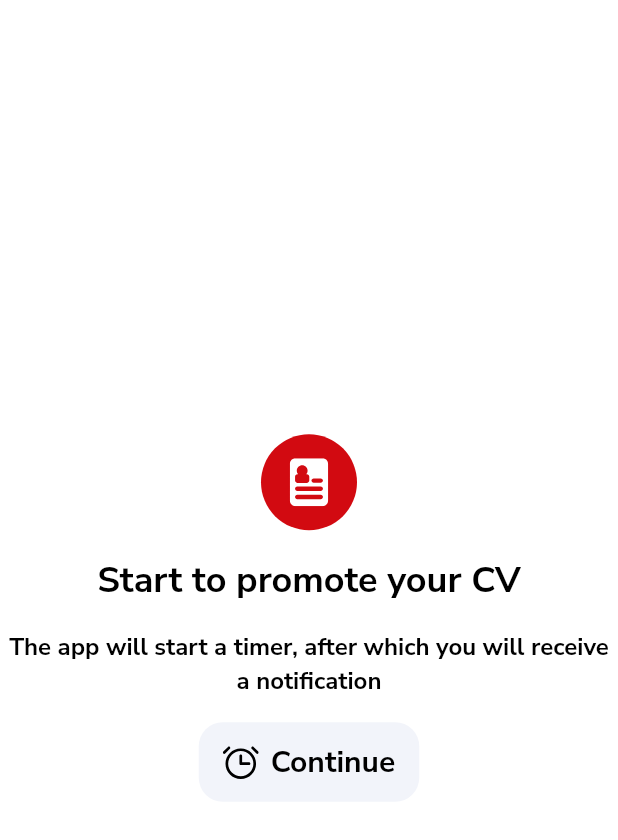
After one commit to dinaraparanid/hh_refresh, a Flutter app: the screen it shows after launch, after a tap on "Begin", on a phone screen of 412 x 824 dp. The commit adds this screen. Shown: the top 840 px of the screen. Run offline on Flutter 3.47's test engine with Material 3 defaults, Android fonts, the phone set to English and light mode, and no system bars; our stand-ins replace flutter_bloc, flutter_svg, freezed_annotation, get_it, go_router, permission_handler and 1 more; generated files the repository leaves out were written again.

Commit message:
notification permission

```diff
--- /dev/null
+++ b/lib/core/utils/functions/distinct_state.dart
@@ -0,0 +1,2 @@
+bool Function(S, S) distinctState<S, R>(R Function(S) transform) =>
+  (x, y) => transform(x) != transform(y);
--- /dev/null
+++ b/lib/core/utils/functions/do_nothing.dart
@@ -0,0 +1 @@
+void doNothing() {}
--- a/lib/feature/onboarding/child/scene2/presentation/bloc/mod.dart
+++ b/lib/feature/onboarding/child/scene2/presentation/bloc/mod.dart
@@ -1,3 +1,4 @@
 export 'onboarding_scene_2_bloc.dart';
 export 'onboarding_scene_2_bloc_factory.dart';
 export 'onboarding_scene_2_event.dart';
+export 'onboarding_scene_2_state.dart';
--- a/lib/feature/onboarding/child/scene2/presentation/bloc/onboarding_scene_2_bloc.dart
+++ b/lib/feature/onboarding/child/scene2/presentation/bloc/onboarding_scene_2_bloc.dart
@@ -1,11 +1,26 @@
 import 'package:flutter_bloc/flutter_bloc.dart';
+import 'package:hh_refresh/feature/onboarding/child/scene2/domain/request_notification_persmission_use_case.dart';
 import 'package:hh_refresh/feature/onboarding/child/scene2/presentation/bloc/onboarding_scene_2_event.dart';
+import 'package:hh_refresh/feature/onboarding/child/scene2/presentation/bloc/onboarding_scene_2_state.dart';
+import 'package:permission_handler/permission_handler.dart';
 
-final class OnboardingScene2Bloc extends Bloc<OnboardingScene2Event, void> {
+final class OnboardingScene2Bloc extends Bloc<OnboardingScene2Event, OnboardingScene2State> {
   OnboardingScene2Bloc({
+    required RequestNotificationPermissionUseCase requestNotificationPermissionUseCase,
     required void Function() onResult,
-  }) : super(null) {
-    on<ContinueClick>((_, __) {
+  }) : super(OnboardingScene2State()) {
+    on<ContinueClick>((_, emit) => requestNotificationPermissionUseCase.execute(
+      onDenied: () => emit(state.copyWith(isNotificationsDeniedShown: true)),
+      onReady: () => onResult(),
+    ));
+
+    on<ShowAppSettings>((_, emit) {
+      emit(state.copyWith(isNotificationsDeniedShown: false));
+      openAppSettings();
+    });
+
+    on<Done>((_, emit) {
+      emit(state.copyWith(isNotificationsDeniedShown: false));
       onResult();
     });
   }
--- a/lib/feature/onboarding/child/scene2/presentation/bloc/onboarding_scene_2_event.dart
+++ b/lib/feature/onboarding/child/scene2/presentation/bloc/onboarding_scene_2_event.dart
@@ -1,3 +1,7 @@
 sealed class OnboardingScene2Event {}
 
 final class ContinueClick extends OnboardingScene2Event {}
+
+final class ShowAppSettings extends OnboardingScene2Event {}
+
+final class Done extends OnboardingScene2Event {}
--- /dev/null
+++ b/lib/feature/onboarding/child/scene2/presentation/bloc/onboarding_scene_2_state.dart
@@ -0,0 +1,10 @@
+import 'package:freezed_annotation/freezed_annotation.dart';
+
+part 'onboarding_scene_2_state.freezed.dart';
+
+@freezed
+abstract class OnboardingScene2State with _$OnboardingScene2State {
+  const factory OnboardingScene2State({
+    @Default(false) bool isNotificationsDeniedShown
+  }) = _OnboardingScene2State;
+}
--- /dev/null
+++ b/lib/feature/onboarding/child/scene2/presentation/widget/onboarding_scene_2_content.dart
@@ -0,0 +1,87 @@
+import 'package:flutter/material.dart';
+import 'package:flutter_svg/svg.dart';
+import 'package:hh_refresh/core/presentation/foundation/app_filled_button.dart';
+import 'package:hh_refresh/core/presentation/theme/mod.dart';
+import 'package:hh_refresh/core/presentation/theme/theme_provider.dart';
+import 'package:hh_refresh/feature/onboarding/child/scene2/presentation/bloc/mod.dart';
+import 'package:hh_refresh/feature/onboarding/presentation/widget/onboarding_icon.dart';
+
+final class OnboardingScene2Content extends StatelessWidget {
+  final void Function(OnboardingScene2Event) onEvent;
+  const OnboardingScene2Content({super.key, required this.onEvent});
+
+  @override
+  Widget build(BuildContext context) {
+    final theme = context.appTheme;
+    final strings = context.strings;
+
+    return Scaffold(
+      extendBody: true,
+      backgroundColor: theme.colors.background,
+      body: SizedBox.expand(
+        child: Align(
+          alignment: Alignment.center,
+          child: Column(
+            mainAxisSize: MainAxisSize.min,
+            children: [
+              OnboardingIcon(svgIconName: 'ic_cv'),
+
+              SizedBox(height: theme.dimensions.padding.extraMedium),
+
+              Text(
+                strings.onboarding_scene_2_title,
+                textAlign: TextAlign.center,
+                style: theme.typography.h.h2.copyWith(
+                  fontWeight: FontWeight.w700,
+                  color: theme.colors.text,
+                ),
+              ),
+
+              SizedBox(height: theme.dimensions.padding.extraMedium),
+
+              Text(
+                strings.onboarding_scene_2_description,
+                textAlign: TextAlign.center,
+                style: theme.typography.body.copyWith(
+                  fontWeight: FontWeight.w700,
+                  color: theme.colors.text,
+                ),
+              ),
+
+              SizedBox(height: theme.dimensions.padding.extraMedium),
+
+              AppFilledButton(
+                onPressed: () => onEvent(ContinueClick()),
+                child: Row(
+                  mainAxisSize: MainAxisSize.min,
+                  crossAxisAlignment: CrossAxisAlignment.center,
+                  children: [
+                    SvgPicture.asset(
+                      AppImages.loadSvg('ic_duration').value,
+                      width: theme.dimensions.size.small,
+                      height: theme.dimensions.size.small,
+                      colorFilter: ColorFilter.mode(
+                        theme.colors.button.content,
+                        BlendMode.srcIn,
+                      ),
+                    ),
+
+                    SizedBox(width: theme.dimensions.padding.small),
+
+                    Text(
+                      strings.continue_,
+                      style: theme.typography.h.h3.copyWith(
+                        fontWeight: FontWeight.w700,
+                        color: theme.colors.button.content,
+                      ),
+                    ),
+                  ],
+                ),
+              ),
+            ],
+          ),
+        ),
+      ),
+    );
+  }
+}
--- a/lib/l10n/app_en.arb
+++ b/lib/l10n/app_en.arb
@@ -2,9 +2,14 @@
   "app_name": "hh.refresh",
   "begin": "Begin",
   "continue_": "Continue",
+  "allow": "Allow",
+  "deny": "Deny",
 
   "onboarding_scene_1_title": "Welcome to hh.refresh!",
-  "onboarding_scene_1_description": "This app helps to promote your CV by reminding you to bring it up in the search",
+  "onboarding_scene_1_description": "This app helps to promote your CV by reminding you to bring it up in the search",
   "onboarding_scene_2_title": "Start to promote your CV",
-  "onboarding_scene_2_description": "The app will start a timer, after which you will receive a notification"
+  "onboarding_scene_2_description": "The app will start a timer, after which you will receive a notification",
+
+  "notifications_denied_dialog_title": "Notifications",
+  "notifications_denied_dialog_description": "Allow notifications to be used so that the app reminds you to bring up your resume at the same time."
 }
--- a/pubspec.yaml
+++ b/pubspec.yaml
@@ -25,6 +25,7 @@ dependencies:
   go_router: ^14.7.1
   rx_shared_preferences: ^4.0.0
   flutter_local_notifications: ^18.0.1
+  permission_handler: ^11.3.1
 
 dev_dependencies:
   flutter_test:
```
Also changed, not shown: lib/feature/onboarding/child/scene2/di/onboarding_scene_2_module.dart (+7 -1 lines), lib/feature/onboarding/child/scene2/domain/request_notification_persmission_use_case.dart (added, +19 -0 lines), lib/feature/onboarding/child/scene2/presentation/bloc/onboarding_scene_2_bloc_factory.dart (+10 -2 lines), lib/feature/onboarding/child/scene2/presentation/onboarding_scene_2.dart (+18 -81 lines), lib/feature/onboarding/child/scene2/presentation/widget/notifications_denied_dialog.dart (added, +61 -0 lines), lib/l10n/app_ru.arb (+6 -1 lines), pubspec.lock, 2 other files.
